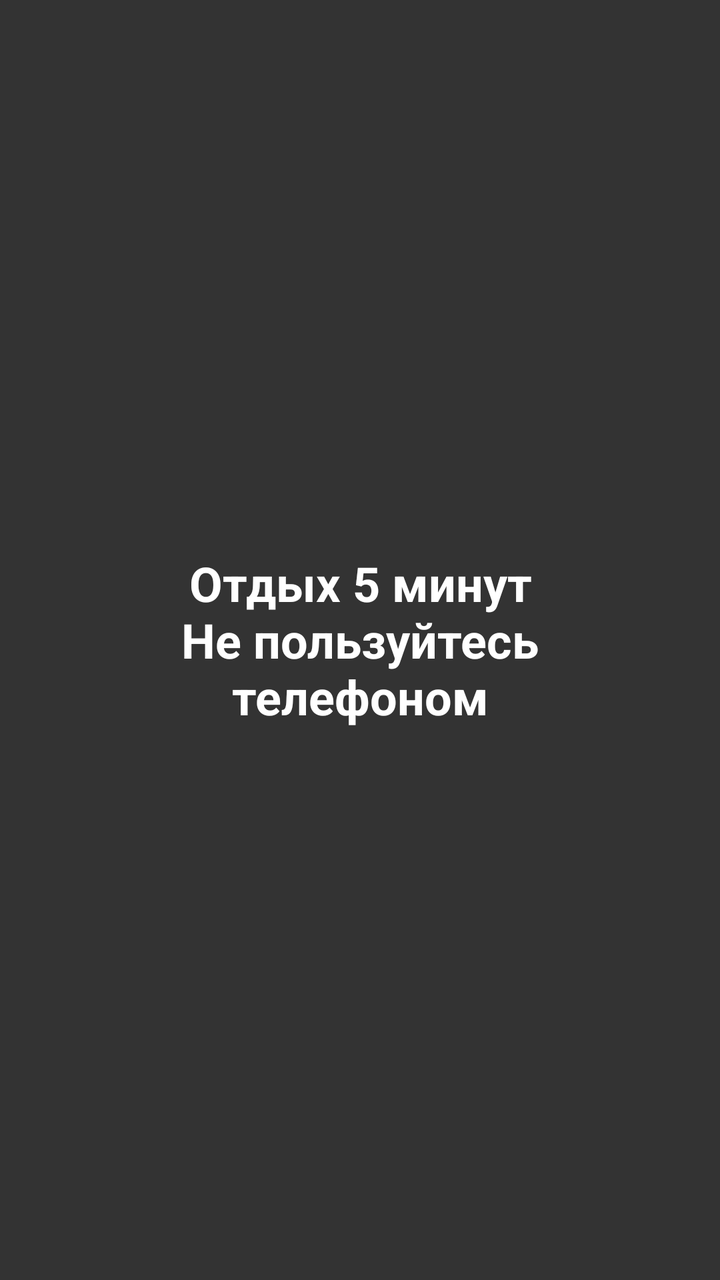
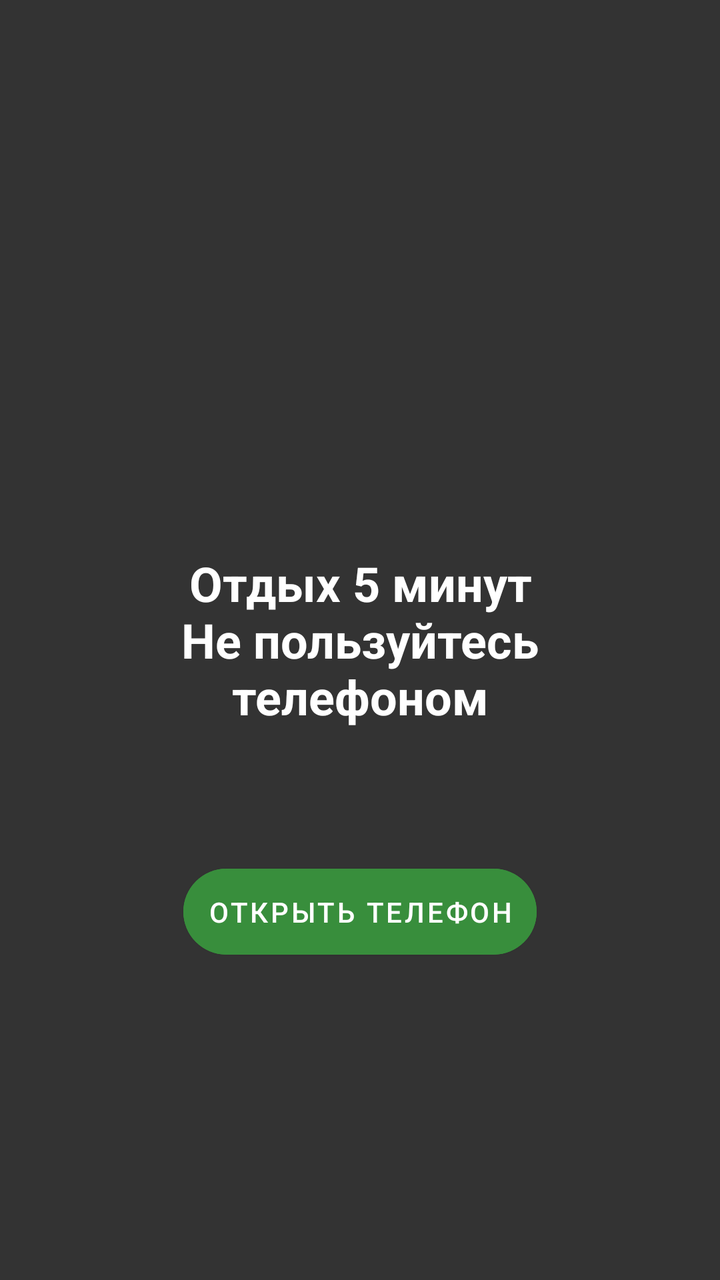

Before-and-after screenshots of an Android layout around one commit, followed by the original layout XML and the change that was made.
<!-- AndroidManifest.xml: application theme Theme.ZenTree -->
<!-- res/layout/layout_screen_blocker.xml -->
<?xml version="1.0" encoding="utf-8"?>
<RelativeLayout xmlns:android="http://schemas.android.com/apk/res/android"
    android:layout_width="match_parent"
    android:layout_height="match_parent"
    android:background="#CC000000">

    <TextView
        android:id="@+id/tv_blocker_message"
        android:layout_width="wrap_content"
        android:layout_height="wrap_content"
        android:layout_centerInParent="true"
        android:text="Отдых 5 минут\nНе пользуйтесь телефоном"
        android:textColor="@android:color/white"
        android:textSize="24sp"
        android:gravity="center"
        android:textStyle="bold"
        android:padding="32dp" />

</RelativeLayout>
<!-- resources referenced by this layout -->
<resources>
  <style name="Theme.ZenTree" parent="Theme.MaterialComponents.DayNight.NoActionBar">
          <item name="colorPrimary">@color/primary_green</item>
          <item name="colorPrimaryVariant">@color/primary_green_dark</item>
          <item name="colorOnPrimary">@color/white</item>
          <item name="colorSecondary">@color/accent_orange</item>
          <item name="colorSecondaryVariant">@color/accent_orange</item>
          <item name="colorOnSecondary">@color/black</item>
          <item name="android:statusBarColor" tools:targetApi="l">?attr/colorPrimaryVariant</item>
          <item name="android:navigationBarColor">?attr/colorPrimaryVariant</item>
          <item name="windowActionBar">false</item>
          <item name="windowNoTitle">true</item>
      </style>
  <color name="primary_green">#388E3C</color>
  <color name="primary_green_dark">#2E7D32</color>
  <color name="white">#FFFFFF</color>
  <color name="accent_orange">#FFB74D</color>
  <color name="black">#000000</color>
</resources>

<!-- the commit's change to res/layout/layout_screen_blocker.xml (unified diff, before → after) -->
@@ -2,6 +2,7 @@
 <RelativeLayout xmlns:android="http://schemas.android.com/apk/res/android"
     android:layout_width="match_parent"
     android:layout_height="match_parent"
+    xmlns:app="http://schemas.android.com/apk/res-auto"
     android:background="#CC000000">
 
     <TextView
@@ -16,4 +17,17 @@
         android:textStyle="bold"
         android:padding="32dp" />
 
+    <Button
+        android:id="@+id/btn_open_dialer"
+        android:layout_width="wrap_content"
+        android:layout_height="wrap_content"
+        android:text="Открыть телефон"
+        android:backgroundTint="@color/primary_green"
+        android:textColor="@color/white"
+        android:padding="12dp"
+        app:cornerRadius="24dp"
+        android:layout_centerHorizontal="true"
+        android:layout_below="@id/tv_blocker_message"
+        android:layout_marginTop="32dp" />
+
 </RelativeLayout>
